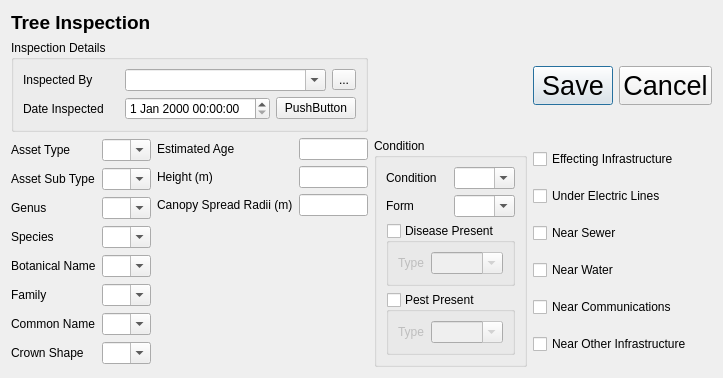
Above: client-manager/entry_forms/formTreeSample/form.ui from NathanW2/qmap before the change. Below: the same form after it.
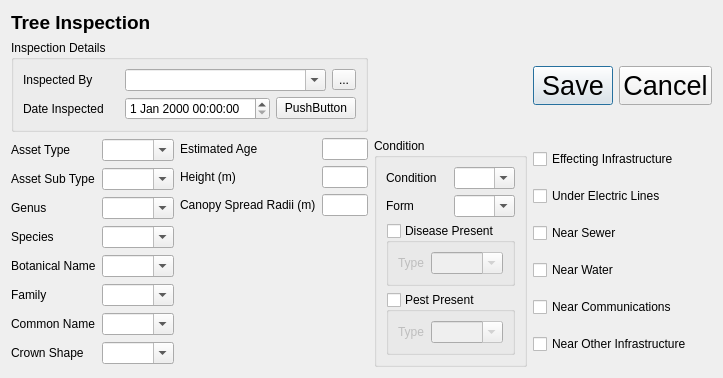
That is the form after the change.

Commit message: Fix binding issue with comboboxs with no items

The edit to the form file:
```diff
--- a/client-manager/entry_forms/formTreeSample/form.ui
+++ b/client-manager/entry_forms/formTreeSample/form.ui
@@ -141,16 +141,11 @@
         <bool>true</bool>
        </property>
        <property name="currentIndex">
-        <number>0</number>
+        <number>-1</number>
        </property>
        <property name="mandatory" stdset="0">
         <bool>true</bool>
        </property>
-       <item>
-        <property name="text">
-         <string/>
-        </property>
-       </item>
       </widget>
      </item>
      <item row="1" column="0">
@@ -165,11 +160,6 @@
        <property name="editable">
         <bool>true</bool>
        </property>
-       <item>
-        <property name="text">
-         <string/>
-        </property>
-       </item>
       </widget>
      </item>
      <item row="2" column="0">
@@ -184,11 +174,6 @@
        <property name="editable">
         <bool>true</bool>
        </property>
-       <item>
-        <property name="text">
-         <string/>
-        </property>
-       </item>
       </widget>
      </item>
      <item row="3" column="0">
@@ -203,11 +188,6 @@
        <property name="editable">
         <bool>true</bool>
        </property>
-       <item>
-        <property name="text">
-         <string/>
-        </property>
-       </item>
       </widget>
      </item>
      <item row="4" column="0">
@@ -222,11 +202,6 @@
        <property name="editable">
         <bool>true</bool>
        </property>
-       <item>
-        <property name="text">
-         <string/>
-        </property>
-       </item>
       </widget>
      </item>
      <item row="5" column="0">
@@ -241,11 +216,6 @@
        <property name="editable">
         <bool>true</bool>
        </property>
-       <item>
-        <property name="text">
-         <string/>
-        </property>
-       </item>
       </widget>
      </item>
      <item row="6" column="0">
@@ -260,11 +230,6 @@
        <property name="editable">
         <bool>true</bool>
        </property>
-       <item>
-        <property name="text">
-         <string/>
-        </property>
-       </item>
       </widget>
      </item>
      <item row="7" column="0">
@@ -279,11 +244,6 @@
        <property name="editable">
         <bool>true</bool>
        </property>
-       <item>
-        <property name="text">
-         <string/>
-        </property>
-       </item>
       </widget>
      </item>
     </layout>
```
Left out of the diff: 10 changed lines with no effect on the pictures. The commit also changes 1 other file.
